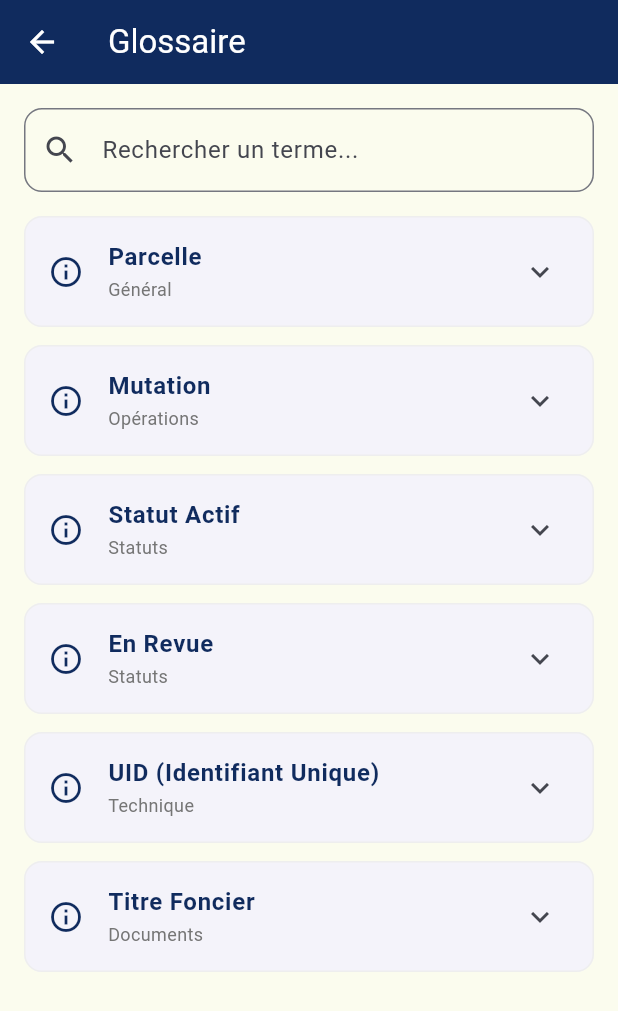
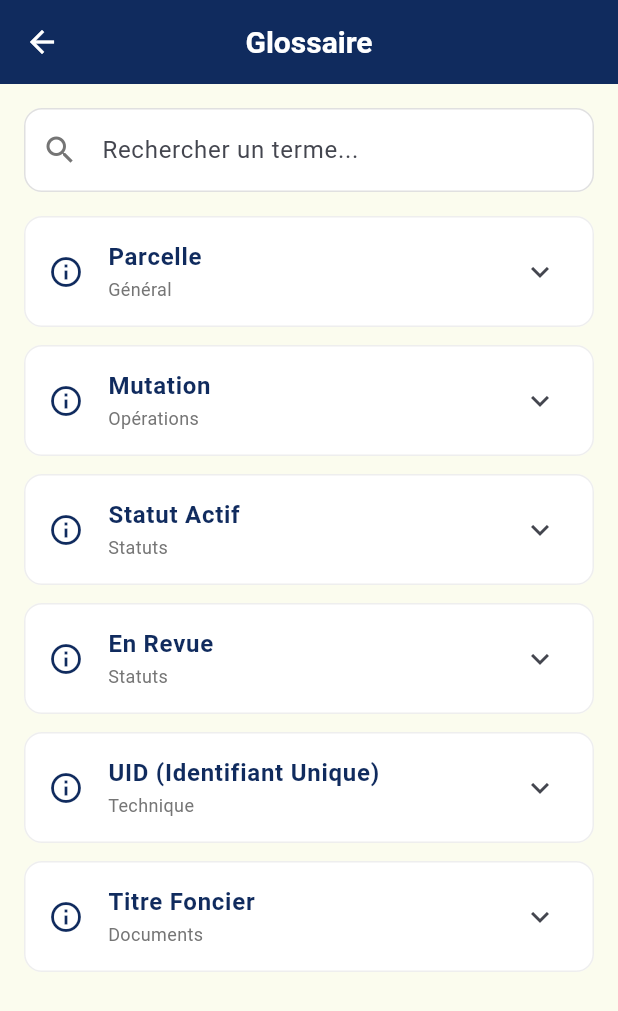
Before and after one commit to momossini/foncierchain_verification_flutter_app, a Flutter app: the screen it shows after launch, after a tap on "Adresse", after a tap on "Glossaire", on a phone screen of 412 x 824 dp. Shown: the top 1011 px of the screen. Run offline on Flutter 3.47's test engine with Material 3 defaults, Android fonts, the phone set to English and light mode, and no system bars; our stand-ins replace dio, flutter_riverpod, freezed_annotation, go_router, riverpod_annotation; generated files the repository leaves out were written again; network calls fail.

Commit message:
feat: implement Phase 9: Theme & Design System
- Implement AppTheme with Material 3.
- Configure global component themes (Buttons, Inputs, Cards, AppBar).
- Update main.dart to use centralized AppTheme.
- Refactor HomeScreen and other widgets to remove local styling.
- Fix CardTheme type error.
- Update PROGRESS.md.

Co-authored-by: Momossini <152671307+Momossini@users.noreply.github.com>

```diff
--- /dev/null
+++ b/lib/core/theme/app_theme.dart
@@ -0,0 +1,112 @@
+import 'package:flutter/material.dart';
+import 'app_colors.dart';
+
+class AppTheme {
+  static ThemeData get lightTheme {
+    return ThemeData(
+      useMaterial3: true,
+      colorScheme: ColorScheme.fromSeed(
+        seedColor: AppColors.primary,
+        primary: AppColors.primary,
+        onPrimary: Colors.white,
+        secondary: AppColors.secondary,
+        onSecondary: Colors.white,
+        surface: AppColors.surface,
+        onSurface: AppColors.textPrimary,
+        error: AppColors.error,
+        background: AppColors.background,
+      ),
+      scaffoldBackgroundColor: AppColors.background,
+
+      // AppBar
+      appBarTheme: const AppBarTheme(
+        backgroundColor: AppColors.navyBlue,
+        foregroundColor: Colors.white,
+        centerTitle: true,
+        elevation: 0,
+      ),
+
+      // Buttons
+      elevatedButtonTheme: ElevatedButtonThemeData(
+        style: ElevatedButton.styleFrom(
+          backgroundColor: AppColors.primary,
+          foregroundColor: Colors.white,
+          minimumSize: const Size.fromHeight(50),
+          shape: RoundedRectangleBorder(
+            borderRadius: BorderRadius.circular(12),
+          ),
+          textStyle: const TextStyle(
+            fontSize: 16,
+            fontWeight: FontWeight.bold,
+            letterSpacing: 1.1,
+          ),
+        ),
+      ),
+
+      // Input Decoration
+      inputDecorationTheme: InputDecorationTheme(
+        filled: true,
+        fillColor: Colors.white,
+        border: OutlineInputBorder(
+          borderRadius: BorderRadius.circular(12),
+          borderSide: BorderSide(color: Colors.grey.shade300),
+        ),
+        enabledBorder: OutlineInputBorder(
+          borderRadius: BorderRadius.circular(12),
+          borderSide: BorderSide(color: Colors.grey.shade300),
+        ),
+        focusedBorder: OutlineInputBorder(
+          borderRadius: BorderRadius.circular(12),
+          borderSide: const BorderSide(color: AppColors.primary, width: 2),
+        ),
+        prefixIconColor: AppColors.textSecondary,
+      ),
+
+      // Cards
+      cardTheme: CardThemeData(
+        color: Colors.white,
+        elevation: 2,
+        margin: const EdgeInsets.only(bottom: 16),
+        shape: RoundedRectangleBorder(
+          borderRadius: BorderRadius.circular(12),
+        ),
+      ),
+
+      // Segmented Button
+      segmentedButtonTheme: SegmentedButtonThemeData(
+        style: SegmentedButton.styleFrom(
+          selectedBackgroundColor: AppColors.primary,
+          selectedForegroundColor: Colors.white,
+          side: BorderSide(color: AppColors.primary.withOpacity(0.2)),
+        ),
+      ),
+
+      // Typography
+      textTheme: const TextTheme(
+        headlineLarge: TextStyle(
+          fontSize: 32,
+          fontWeight: FontWeight.bold,
+          color: AppColors.primary,
+        ),
+        headlineMedium: TextStyle(
+          fontSize: 24,
+          fontWeight: FontWeight.bold,
+          color: AppColors.primary,
+        ),
+        titleLarge: TextStyle(
+          fontSize: 20,
+          fontWeight: FontWeight.bold,
+          color: AppColors.textPrimary,
+        ),
+        bodyLarge: TextStyle(
+          fontSize: 16,
+          color: AppColors.textPrimary,
+        ),
+        bodyMedium: TextStyle(
+          fontSize: 14,
+          color: AppColors.textPrimary,
+        ),
+      ),
+    );
+  }
+}
--- a/lib/features/home/home_screen.dart
+++ b/lib/features/home/home_screen.dart
@@ -91,21 +91,10 @@ class HomeScreen extends ConsumerWidget {
 
             // Bouton de recherche
             ElevatedButton(
-              style: ElevatedButton.styleFrom(
-                backgroundColor: AppColors.primary,
-                foregroundColor: Colors.white,
-                padding: const EdgeInsets.symmetric(vertical: 16),
-                shape: RoundedRectangleBorder(
-                  borderRadius: BorderRadius.circular(12),
-                ),
-              ),
               onPressed: searchState.query.isEmpty
                 ? null
                 : () => _performSearch(context, ref, searchState),
-              child: const Text(
-                'RECHERCHER',
-                style: TextStyle(fontSize: 16, fontWeight: FontWeight.bold),
-              ),
+              child: const Text('RECHERCHER'),
             ),
             const SizedBox(height: 40),
 
--- a/lib/main.dart
+++ b/lib/main.dart
@@ -1,7 +1,7 @@
 import 'package:flutter/material.dart';
 import 'package:flutter_riverpod/flutter_riverpod.dart';
 import 'app/router/app_router.dart';
-import 'core/theme/app_colors.dart';
+import 'core/theme/app_theme.dart';
 
 void main() {
   runApp(
@@ -20,22 +20,7 @@ class MyApp extends ConsumerWidget {
 
     return MaterialApp.router(
       title: 'FoncierChain Citoyen',
-      theme: ThemeData(
-        colorScheme: ColorScheme.fromSeed(
-          seedColor: AppColors.primary,
-          primary: AppColors.primary,
-          secondary: AppColors.secondary,
-          surface: AppColors.surface,
-          error: AppColors.error,
-        ),
-        useMaterial3: true,
-        scaffoldBackgroundColor: AppColors.background,
-        appBarTheme: const AppBarTheme(
-          backgroundColor: AppColors.navyBlue,
-          foregroundColor: Colors.white,
-          elevation: 0,
-        ),
-      ),
+      theme: AppTheme.lightTheme,
       routerConfig: router,
     );
   }
```
Also changed, not shown: 1 other file.
